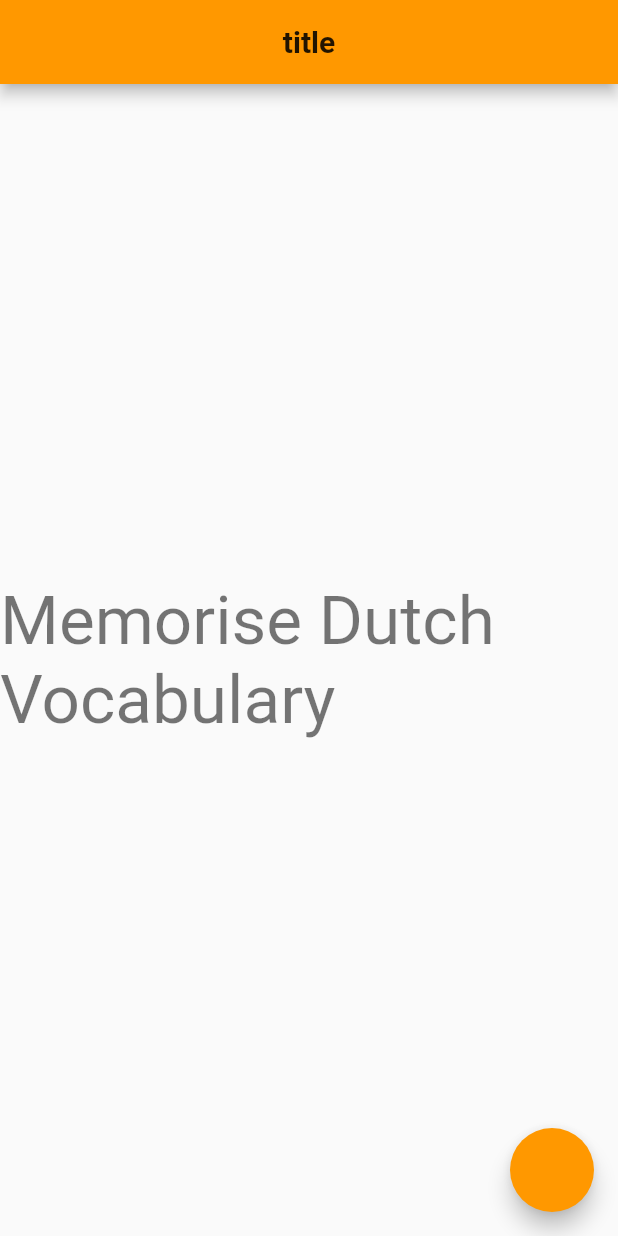
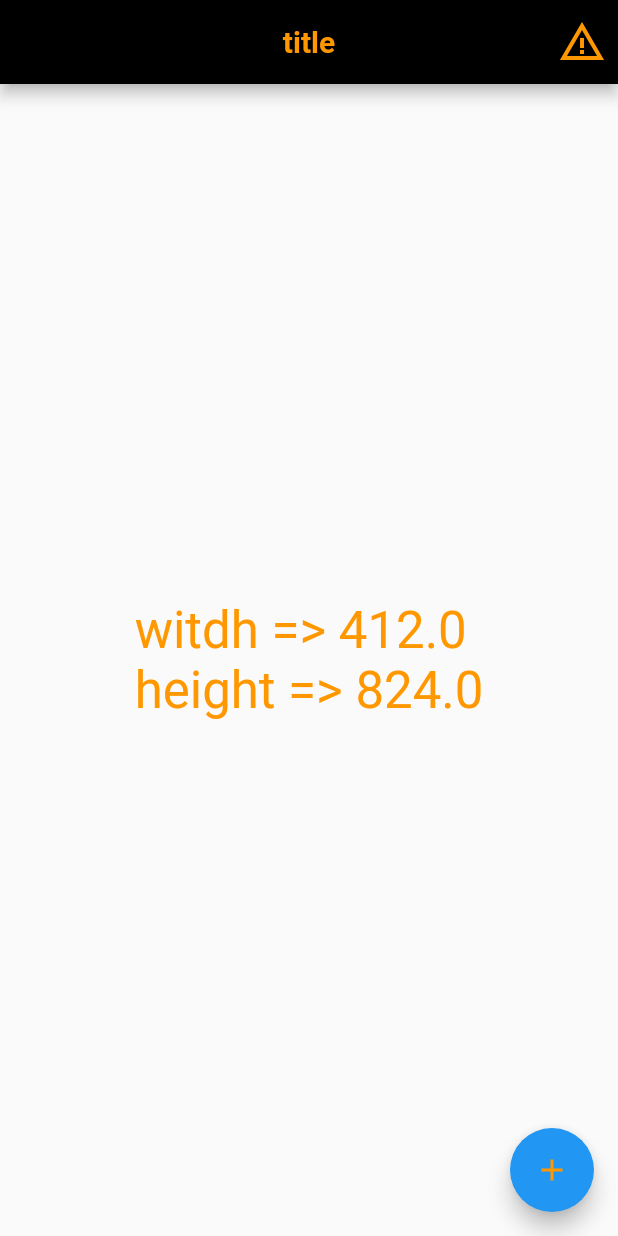
Before and after one commit to yakupbilgen/memorise-dutch-vocabulary, a Flutter app: the screen it shows after launch, on a phone screen of 412 x 824 dp. Run offline on Flutter 3.47's test engine with Material 2 defaults, Android fonts, the phone set to English and light mode, and no system bars.

Commit message:
contant folder and file edited

```diff
--- a/lib/constant/app_appbar.dart
+++ b/lib/constant/app_appbar.dart
@@ -1,14 +1,47 @@
 import 'package:flutter/material.dart';
 
-AppBar appAppBar(BuildContext context, String title, bool showBackButton) {
+import 'app_color.dart';
+import 'app_size.dart';
+
+AppBar appAppBar(
+  BuildContext context,
+  String title,
+  bool showBackButton,
+) {
   return AppBar(
+    backgroundColor: AppConstantColor.bgColor,
+    leading: showBackButton
+        ? Visibility(
+            visible: true,
+            child: IconButton(
+              onPressed: () => Navigator.pop(context),
+              icon: const Icon(
+                Icons.arrow_back,
+                color: AppConstantColor.iconColor,
+                size: AppConstantSize.iconSize,
+              ),
+            ),
+          )
+        : null,
     title: Text(
       title,
       style: Theme.of(context)
           .textTheme
           .headline6
-          ?.copyWith(fontWeight: FontWeight.bold),
+          ?.copyWith(fontWeight: FontWeight.bold)
+          .copyWith(color: AppConstantColor.textColor),
     ),
     centerTitle: true,
+    actions: <Widget>[
+      IconButton(
+        //TODO: function
+        onPressed: () => Navigator.pop(context),
+        icon: const Icon(
+          Icons.warning_amber,
+          color: AppConstantColor.iconColor,
+          size: AppConstantSize.iconSize,
+        ),
+      ),
+    ],
   );
 }
--- /dev/null
+++ b/lib/constant/app_size.dart
@@ -0,0 +1,3 @@
+class AppConstantSize {
+  static const iconSize = 32.0;
+}
--- a/lib/main.dart
+++ b/lib/main.dart
@@ -4,9 +4,7 @@ import 'package:memorisedutchvocabulary/screen/home_screen.dart';
 void main() {
   runApp(MaterialApp(
     home: const HomeScren(),
-    theme: ThemeData(
-      primarySwatch: Colors.orange,
-    ),
+    theme: ThemeData(useMaterial3: false),
     debugShowCheckedModeBanner: false,
   ));
 }
--- a/lib/screen/home_screen.dart
+++ b/lib/screen/home_screen.dart
@@ -1,5 +1,6 @@
 import 'package:flutter/material.dart';
 
+import '../constant/app_constant.dart';
 import '../constant/app_appbar.dart';
 
 class HomeScren extends StatefulWidget {
@@ -12,16 +13,29 @@ class HomeScren extends StatefulWidget {
 class _HomeScrenState extends State<HomeScren> {
   @override
   Widget build(BuildContext context) {
+    final Size deviceSize = MediaQuery.of(context).size;
     return Scaffold(
       appBar: appAppBar(context, 'title', false),
-      body: Center(
-        child: Text(
-          'Memorise Dutch Vocabulary',
-          style: Theme.of(context).textTheme.headline3,
+      body: Container(
+        padding: const EdgeInsets.only(
+            left: AppConstant.defaultPadding,
+            right: AppConstant.defaultPadding),
+        child: Center(
+          child: Text(
+              'witdh => ${deviceSize.width}\nheight => ${deviceSize.height}',
+              style: Theme.of(context)
+                  .textTheme
+                  .headline4
+                  ?.copyWith(color: Colors.orange)),
         ),
       ),
-      floatingActionButton:
-          FloatingActionButton(onPressed: () => {StepState.complete}),
+      floatingActionButton: FloatingActionButton(
+        onPressed: () => {StepState.complete},
+        child: const Icon(
+          Icons.add,
+          color: Colors.orange,
+        ),
+      ),
     );
   }
 }
--- a/pubspec.yaml
+++ b/pubspec.yaml
@@ -60,9 +60,8 @@ flutter:
   uses-material-design: true
 
   # To add assets to your application, add an assets section, like this:
-  # assets:
-  #   - images/a_dot_burr.jpeg
-  #   - images/a_dot_ham.jpeg
+  #assets:
+    #- assets/json/vocabulary.json
 
   # An image asset can refer to one or more resolution-specific "variants", see
   # https://flutter.dev/assets-and-images/#resolution-aware
```
Also changed, not shown: assets/json/vocabulary.json (added, +32 -0 lines), lib/constant/app_color.dart (added, +8 -0 lines).
